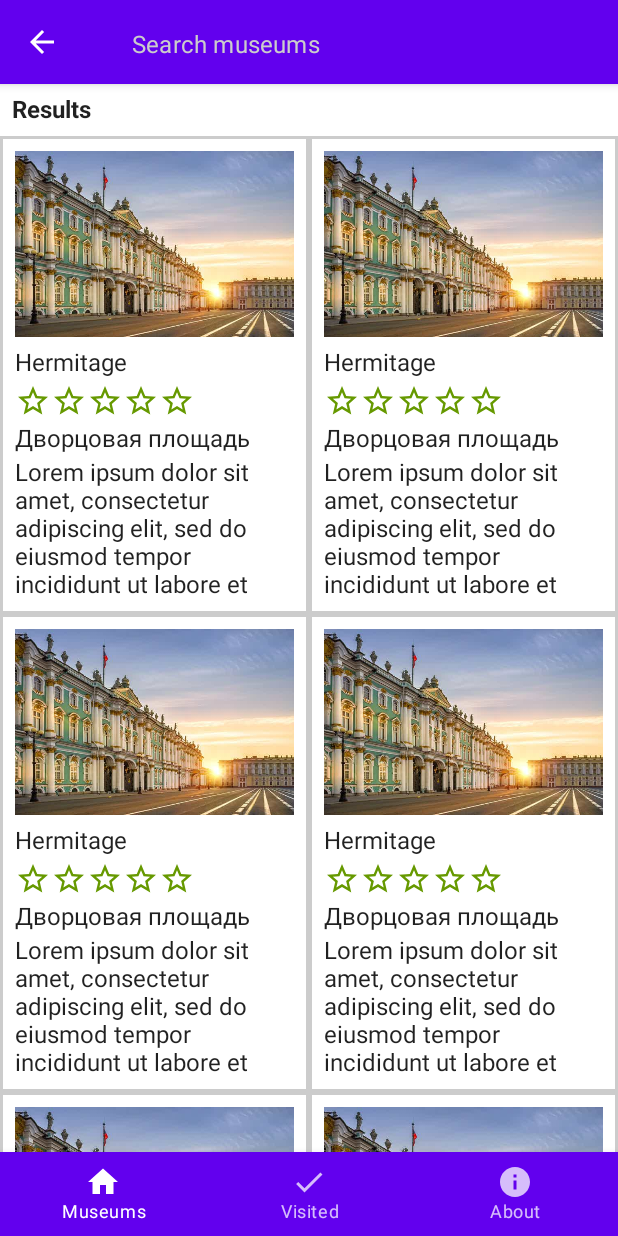
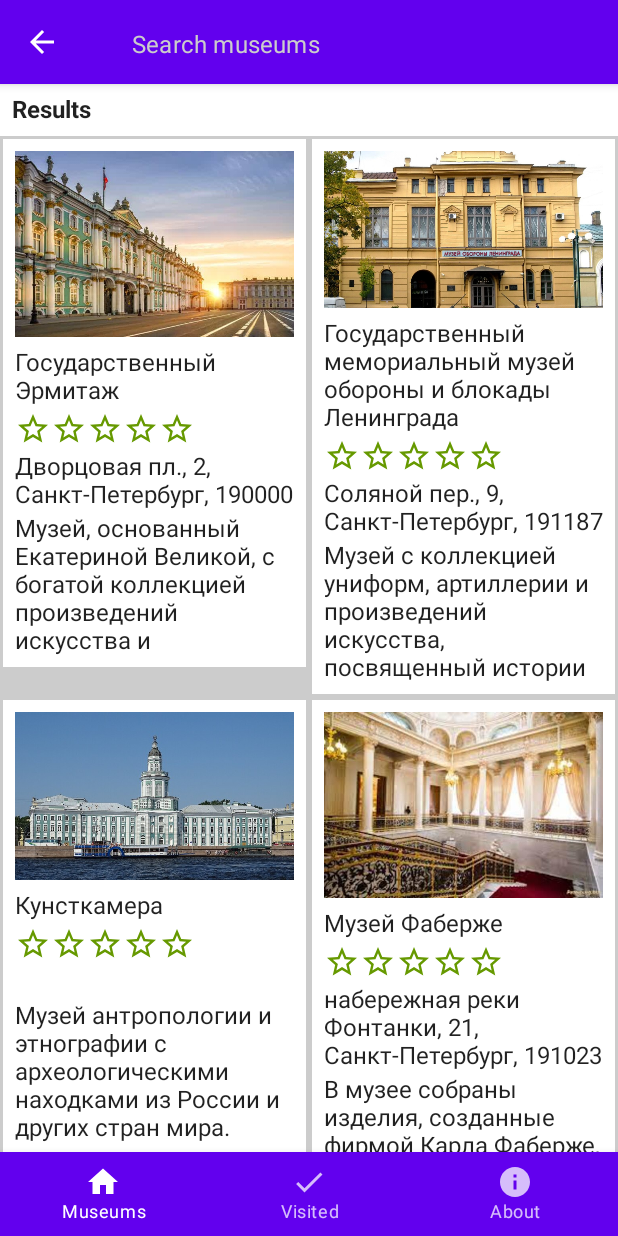
Before and after one commit to OSLL/adfmp1h23-museums, an Android app built with Jetpack Compose: the screen it shows after launch (MainActivity), after a tap on "Login", on a phone screen of 412 x 824 dp. Run offline under Robolectric (Android 15) with nearby library versions, the phone set to English and light mode, and no system bars; our stand-ins replace Dagger/Hilt's generated code, Room's generated code.

Commit message:
feat: add more data to database

```diff
--- a/app/src/main/java/com/itmo/museum/data/MuseumDatabase.kt
+++ b/app/src/main/java/com/itmo/museum/data/MuseumDatabase.kt
@@ -40,7 +40,7 @@ abstract class MuseumDatabase : RoomDatabase() {
                 super.onCreate(db)
                 CoroutineScope(Dispatchers.IO).launch {
                     val museumDao = getDatabase(context).museumDao()
-                    MuseumDataProvider.defaultProvider.museums.forEach {
+                    MuseumDataProvider.defaultProvider(context).museums.forEach {
                         museumDao.insert(it)
                     }
                 }
--- a/app/src/main/java/com/itmo/museum/data/MuseumsData.kt
+++ b/app/src/main/java/com/itmo/museum/data/MuseumsData.kt
@@ -1,35 +1,149 @@
 package com.itmo.museum.data
 
+import android.content.Context
 import com.itmo.museum.R
-import com.itmo.museum.elements.placeholderText
 import com.itmo.museum.models.Museum
 
 interface MuseumDataProvider {
     val museums: List<Museum>
 
     companion object {
-        val defaultProvider: MuseumDataProvider = MuseumDataRegularProvider()
+        fun defaultProvider(context: Context): MuseumDataProvider =
+            MuseumDataRegularProvider(context)
     }
 }
 
 /**
  * This provider returns a list of museums defined in the source code.
  */
-private class MuseumDataRegularProvider : MuseumDataProvider {
+private class MuseumDataRegularProvider(val context: Context) : MuseumDataProvider {
     override val museums: List<Museum>
-        // TODO: use multiple different museums
-        get() = List(10) { HERMITAGE }
+        get() = with(context) {
+            listOf(
+                hermitage,
+                russianMuseum,
+                etnographicMuseum,
+                fabergeMuseum,
+                shadowMuseum,
+                musicMuseum,
+                petersAquatoria,
+                kunstcamera,
+                leningradDefenceMuseum,
+                cosmonautics_museum
+            )
+        }
+
+    private val Context.hermitage
+        get() = Museum(
+            name = "Государственный Эрмитаж",
+            address = "Дворцовая пл., 2, Санкт-Петербург, 190000",
+            isVisited = false,
+            info = getString(R.string.hermitage_description),
+            imageId = R.drawable.hermitage,
+            latitude = 59.93986870405074,
+            longitude = 30.314555425796726
+        )
+
+    private val Context.russianMuseum
+        get() = Museum(
+            name = "Русский музей, Михайловский дворец",
+            address = "Инженерная ул., 4, Санкт-Петербург, 191186",
+            isVisited = false,
+            info = getString(R.string.rus_museum_description),
+            imageId = R.drawable.rus_museum,
+            latitude = 59.938657829289525,
+            longitude = 30.3322752180001
+        )
+
+    private val Context.etnographicMuseum
+        get() = Museum(
+            name = "Российский этнографический музей",
+            address = "Инженерная ул., 4/1, Санкт-Петербург, 191011",
+            isVisited = false,
+            info = getString(R.string.etnographic_museum_description),
+            imageId = R.drawable.etnographic,
+            latitude = 59.9378716410758,
+            longitude = 30.334385512002164
+        )
+
+    private val Context.fabergeMuseum
+        get() = Museum(
+            name = "Музей Фаберже",
+            address = "набережная реки Фонтанки, 21, Санкт-Петербург, 191023",
+            isVisited = false,
+            info = getString(R.string.faberge_museum_description),
+            imageId = R.drawable.faberge,
+            latitude = 59.9347518533602,
+            longitude = 30.34285464240878
+        )
+
+    private val shadowMuseum
+        get() = Museum(
+            name = "Музей теней",
+            address = "Большая Конюшенная ул., 5А, Санкт-Петербург, 191186",
+            isVisited = false,
+            info = NO_INFORMATION,
+            imageId = R.drawable.shadow,
+            latitude = 59.940512944386754,
+            longitude = 30.323519373760718
+        )
+
+    private val musicMuseum
+        get() = Museum(
+            name = "Шереметевский Дворец - Музей Музыки",
+            address = "набережная реки Фонтанки, 34, Санкт-Петербург, 191014",
+            isVisited = false,
+            info = NO_INFORMATION,
+            imageId = R.drawable.music,
+            latitude = 59.93652633045967,
+            longitude = 30.345319397453377
+        )
+
+    private val Context.petersAquatoria
+        get() = Museum(
+            name = "Петровская Акватория",
+            address = "Санкт-Петербург Малая Морская 4/1 ТРК Адмирал, Санкт-Петербург, 191186",
+            isVisited = false,
+            info = getString(R.string.peters_aquatoria_description),
+            imageId = R.drawable.aquatoria,
+            latitude = 59.936028494806614,
+            longitude = 30.314979903088112
+        )
+
+    private val Context.kunstcamera
+        get() = Museum(
+            name = "Кунсткамера",
+            address = "",
+            isVisited = false,
+            info = getString(R.string.kunstcamera_description),
+            imageId = R.drawable.kunstcamera,
+            latitude = 59.941502068497286,
+            longitude = 30.304575593724714
+        )
+
+    private val Context.leningradDefenceMuseum
+        get() = Museum(
+            name = "Государственный мемориальный музей обороны и блокады Ленинграда",
+            address = "Соляной пер., 9, Санкт-Петербург, 191187",
+            isVisited = false,
+            info = getString(R.string.leningrad_defence_museum_description),
+            imageId = R.drawable.leningrad_defence_museum,
+            latitude = 59.944429839983115,
+            longitude = 30.34084143335516
+        )
+
+    private val cosmonautics_museum
+        get() = Museum(
+            name = "Музей космонавтики и ракетной техники имени В. П. Глушко",
+            address = "территория Петропавловская Крепость, Санкт-Петербург, 197046",
+            isVisited = false,
+            info = NO_INFORMATION,
+            imageId = R.drawable.cosmonautics_museum,
+            latitude = 59.951829842478084,
+            longitude = 30.32142908729199
+        )
 
     private companion object {
-        // TODO: define multiple actual museums
-        val HERMITAGE = Museum(
-            name = "Hermitage",
-            address = "Дворцовая площадь",
-            isVisited = false,
-            info = placeholderText,
-            imageId = R.drawable.hermitage,
-            latitude = 59.939896,
-            longitude = 30.314559
-        )
+        private const val NO_INFORMATION = "Нет информации"
     }
 }
--- a/app/src/main/java/com/itmo/museum/screens/Museums.kt
+++ b/app/src/main/java/com/itmo/museum/screens/Museums.kt
@@ -7,6 +7,7 @@ import androidx.compose.foundation.verticalScroll
 import androidx.compose.runtime.Composable
 import androidx.compose.ui.Modifier
 import androidx.compose.ui.graphics.Color
+import androidx.compose.ui.platform.LocalContext
 import androidx.compose.ui.unit.dp
 import com.itmo.museum.data.MuseumDataProvider
 import com.itmo.museum.elements.MuseumIndexCard
@@ -17,7 +18,7 @@ fun MuseumCardList(
     modifier: Modifier = Modifier,
     backgroundColor: Color = Color.LightGray,
     onMuseumClick: (museumId: Int) -> Unit = {},
-    museums: List<Museum> = MuseumDataProvider.defaultProvider.museums,
+    museums: List<Museum> = MuseumDataProvider.defaultProvider(LocalContext.current).museums,
 ) {
     val museumPairs = museums.chunked(2)
     Column(
--- a/app/src/main/res/values/strings.xml
+++ b/app/src/main/res/values/strings.xml
@@ -3,4 +3,32 @@
     <string name="user_preferences_file_key">user_preferences</string>
     <string name="username_key">username_key</string>
     <string name="profile_pic_id_key">profile_pic_id_key</string>
+
+    <string name="hermitage_description">
+        Музей, основанный Екатериной Великой, с богатой коллекцией произведений искусства и древностей.
+    </string>
+
+    <string name="rus_museum_description">
+        Музей изобразительных искусств, открытый в 1898 году, с богатой коллекцией русских картин, скульптур и икон.
+    </string>
+
+    <string name="etnographic_museum_description">
+        Российский этнографический музей с более чем 500 000 экспонатов, расположенный в неоклассическом здании 1913 г.
+    </string>
+
+    <string name="faberge_museum_description">
+        В музее собраны изделия, созданные фирмой Карла Фаберже, в том числе пасхальные яйца для императорской семьи.
+    </string>
+
+    <string name="peters_aquatoria_description">
+        Музей – макет Петербурга XVIII века, где есть бинокли и аудиогиды.
+    </string>
+
+    <string name="kunstcamera_description">
+        Музей антропологии и этнографии с археологическими находками из России и других стран мира.
+    </string>
+
+    <string name="leningrad_defence_museum_description">
+        Музей с коллекцией униформ, артиллерии и произведений искусства, посвященный истории блокады Ленинграда.
+    </string>
 </resources>
```
Also changed, not shown: app/src/main/res/drawable/aquatoria.jpg (added), app/src/main/res/drawable/cosmonautics_museum.png (added), app/src/main/res/drawable/etnographic.jpg (added), app/src/main/res/drawable/faberge.jpg (added), app/src/main/res/drawable/hermitage.jpg, app/src/main/res/drawable/kunstcamera.jpg (added), app/src/main/res/drawable/leningrad_defence_museum.jpg (added), app/src/main/res/drawable/music.jpg (added), app/src/main/res/drawable/rus_museum.jpg (added), app/src/main/res/drawable/shadow.jpg (added).
